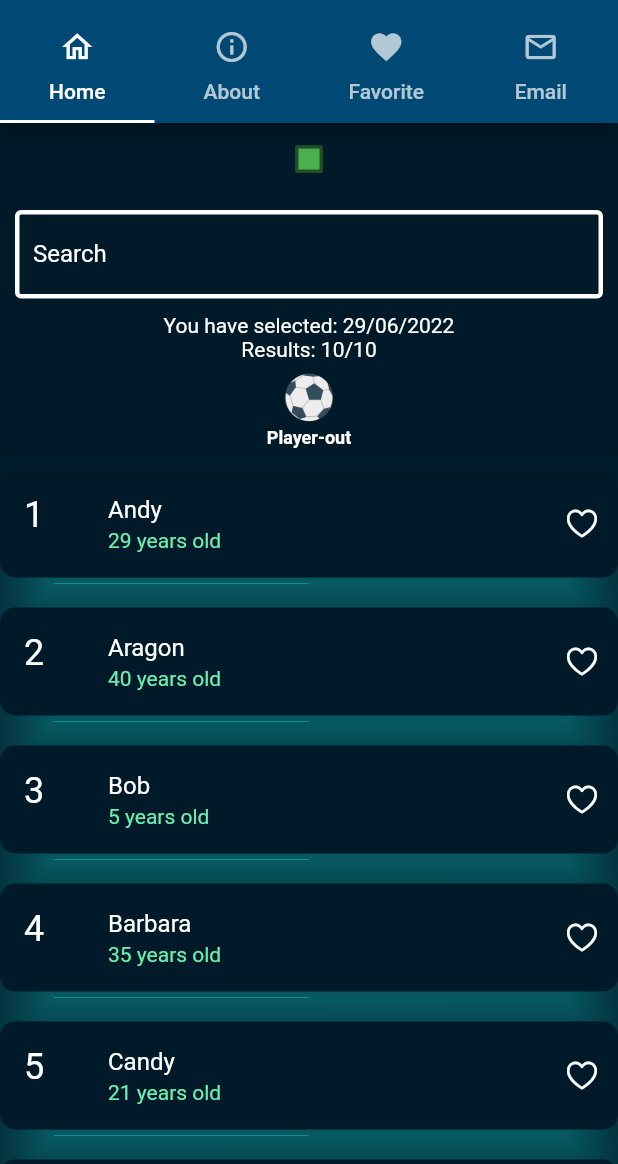
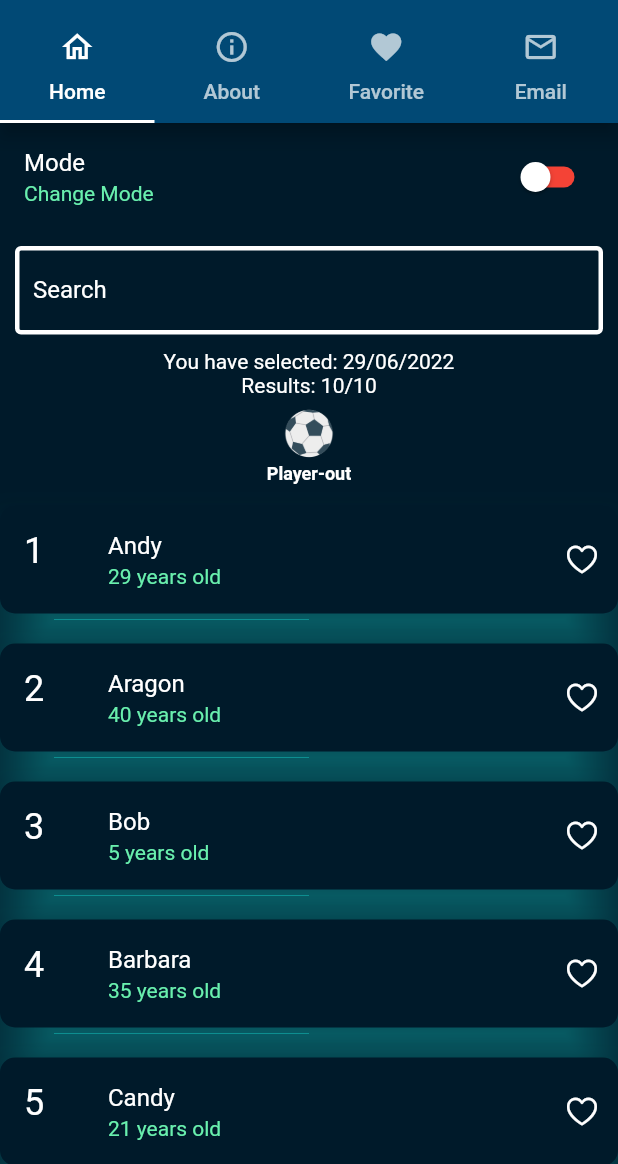
Before and after one commit to Hadjimamas/Testing_Project, a Flutter app: the screen it shows after launch, on a phone screen of 412 x 824 dp, the part 72-1236 px from its top. Run offline on Flutter 3.47's test engine with Material 2 defaults, Android fonts, the phone set to English and light mode, and no system bars; drawn by our look-alikes of overlay_support; our stand-ins replace connectivity_plus, google_fonts, package_info_plus; missing offline and left inert: draggable_scrollbar, flutter_mailer.

Commit message:
Practice Project

```diff
--- a/lib/home_page.dart
+++ b/lib/home_page.dart
@@ -136,6 +136,7 @@ class MyHomePageState extends State<MyHomePage> {
 
   @override
   Widget build(BuildContext context) {
+    /**
         Color getColor(Set<MaterialState> states) {
         const Set<MaterialState> interactiveStates = <MaterialState>{
         MaterialState.pressed,
@@ -147,6 +148,7 @@ class MyHomePageState extends State<MyHomePage> {
         }
         return Colors.green;
         }
+     **/
 
     String newDate = formatDateTime(selectedDate);
     String allUsers = _allUsers.length.toString();
@@ -213,14 +215,20 @@ class MyHomePageState extends State<MyHomePage> {
           children: [
             Column(
               children: [
-                Checkbox(
-                  checkColor: Colors.white,
-                  fillColor: MaterialStateProperty.resolveWith(getColor),
+                SwitchListTile(
+                  title: const Text('Mode'),
+                  subtitle: const Text('Change Mode'),
+                  //checkColor: Colors.white,
+                  //fillColor: MaterialStateProperty.resolveWith(getColor),
+                  activeColor: Colors.black,
+                  activeTrackColor: Colors.blue,
+                  inactiveTrackColor: Colors.red,
+                  inactiveThumbColor: Colors.white,
                   value: isChecked,
                   onChanged: (bool? value) {
                     setState(() {
                       isChecked = value!;
-                      print('Checkbox value: $isChecked');
+                      print('Switch value: $isChecked');
                     });
                   },
                 ),
@@ -320,7 +328,8 @@ class MyHomePageState extends State<MyHomePage> {
                           ],
                         ),
                       );
-                    })
+                    },
+                  )
                 : const Center(
                     child: Text('No Favourite data'),
                   ),
```
Lines whose indentation alone changed are shown as unchanged.
